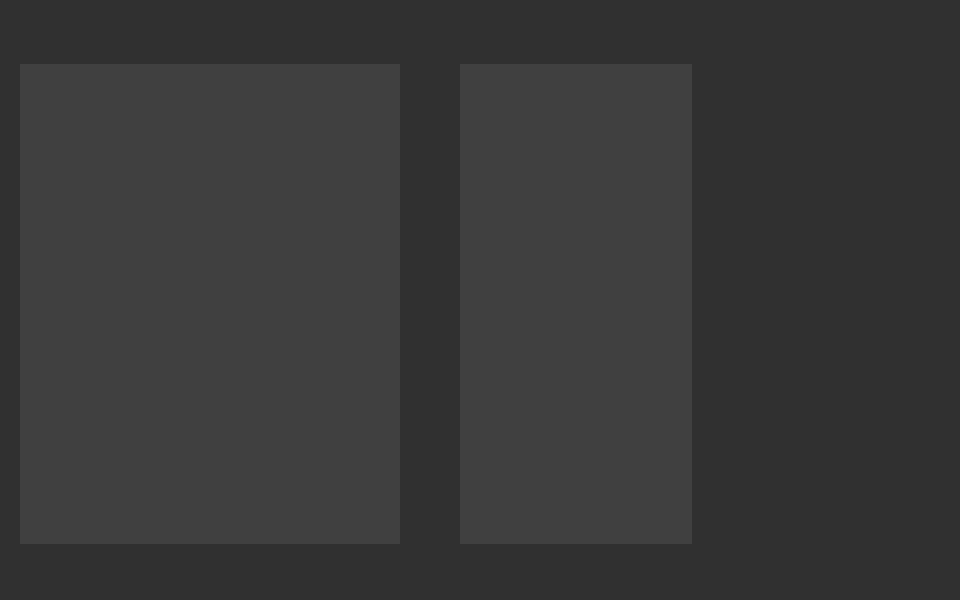
Above: Qt/HardwareChiptunePanelWidget.ui from Gaiger/Hardware-Chiptune-Project-Qt before the change. Below: the same form after it.
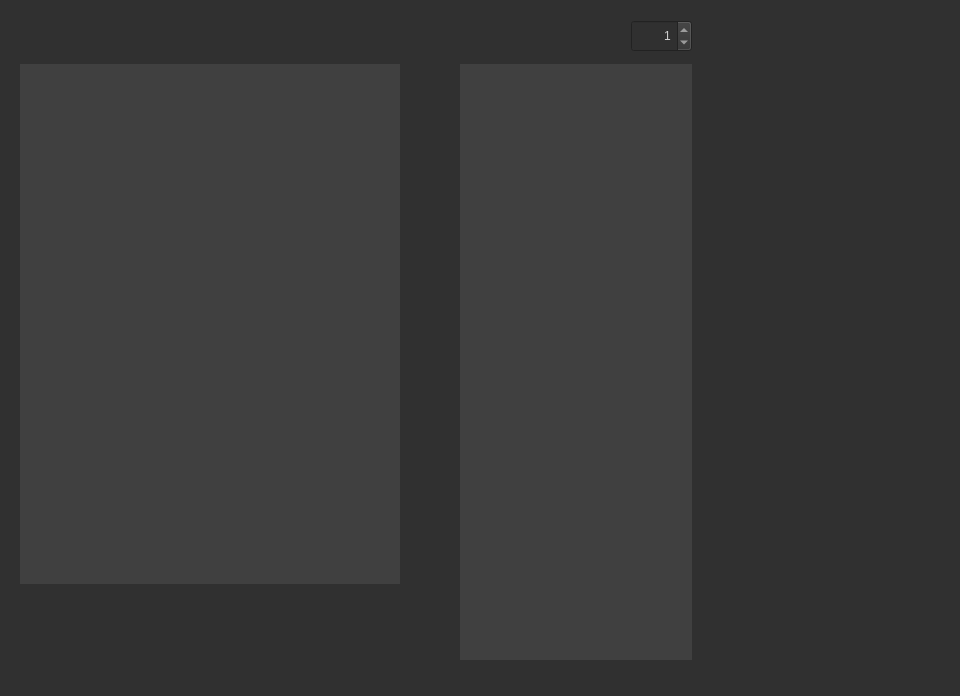
That is the form after the change.

Commit message: - It is able to play song or track. - Add a spinbox to select the shown track. - Move the font setting to each widget's constructor.

```diff
--- a/Qt/HardwareChiptunePanelWidget.ui
+++ b/Qt/HardwareChiptunePanelWidget.ui
@@ -7,15 +7,19 @@
     <x>0</x>
     <y>0</y>
     <width>960</width>
-    <height>600</height>
+    <height>696</height>
    </rect>
   </property>
+  <property name="font">
+   <font>
+    <pointsize>9</pointsize>
+   </font>
+  </property>
   <property name="windowTitle">
    <string>Form</string>
   </property>
   <property name="styleSheet">
    <string notr="true">QWidget {
-font: 12pt;
 background-color: rgb(48, 48, 48); 
 color: rgb(208, 208, 208);
 }
@@ -36,7 +40,7 @@
      <x>20</x>
      <y>64</y>
      <width>380</width>
-     <height>480</height>
+     <height>520</height>
     </rect>
    </property>
    <property name="styleSheet">
@@ -52,7 +56,7 @@
      <x>460</x>
      <y>64</y>
      <width>232</width>
-     <height>480</height>
+     <height>596</height>
     </rect>
    </property>
    <property name="styleSheet">
@@ -62,6 +66,35 @@
 }</string>
    </property>
   </widget>
+  <widget class="QSpinBox" name="TrackIndexSpinBox">
+   <property name="geometry">
+    <rect>
+     <x>631</x>
+     <y>20</y>
+     <width>61</width>
+     <height>32</height>
+    </rect>
+   </property>
+   <property name="font">
+    <font>
+     <pointsize>9</pointsize>
+     <weight>50</weight>
+     <bold>false</bold>
+    </font>
+   </property>
+   <property name="alignment">
+    <set>Qt::AlignRight|Qt::AlignTrailing|Qt::AlignVCenter</set>
+   </property>
+   <property name="maximum">
+    <number>255</number>
+   </property>
+   <property name="value">
+    <number>1</number>
+   </property>
+   <property name="displayIntegerBase">
+    <number>16</number>
+   </property>
+  </widget>
  </widget>
  <resources/>
  <connections/>
```
The commit also changes 11 other files.
